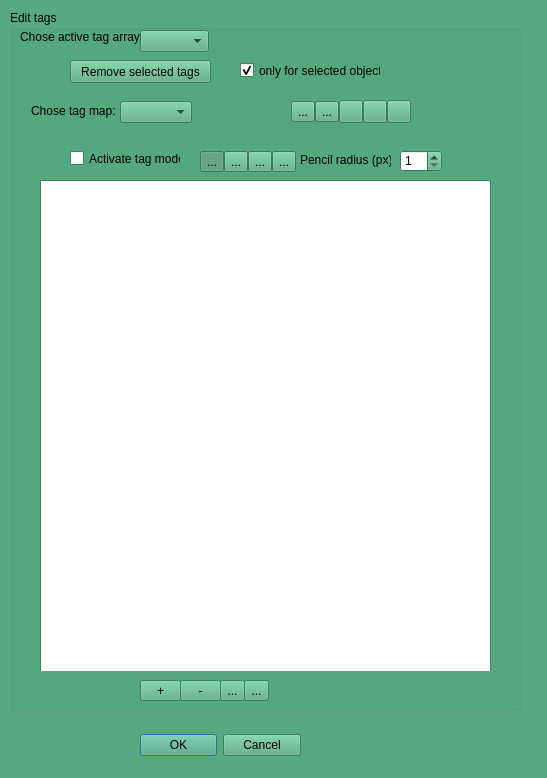
Qt form MorphoDig/Qt/mqEditTagsDialog.ui (morphomuseum/MorphoDig) before a commit.
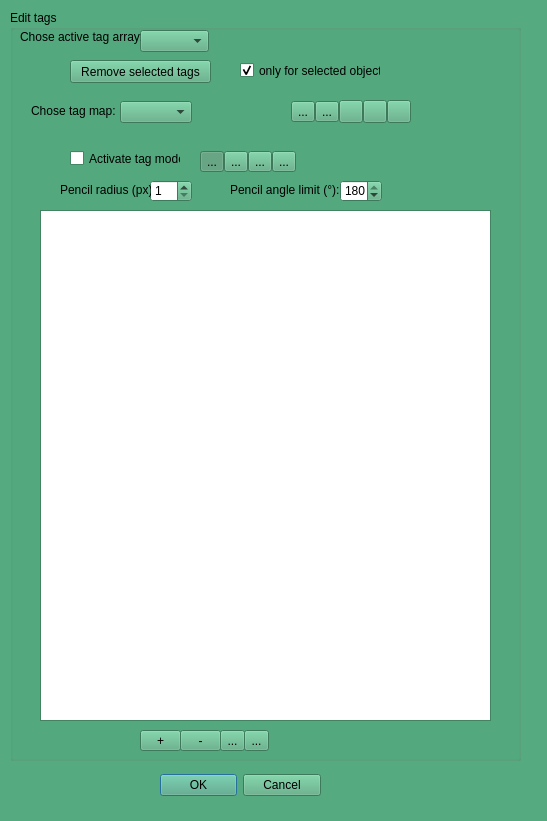
The same form after that commit. Icons and pictures are not drawn.

```diff
--- a/MorphoDig/Qt/mqEditTagsDialog.ui
+++ b/MorphoDig/Qt/mqEditTagsDialog.ui
@@ -7,7 +7,7 @@
     <x>0</x>
     <y>0</y>
     <width>547</width>
-    <height>778</height>
+    <height>821</height>
    </rect>
   </property>
   <property name="palette">
@@ -431,8 +431,8 @@
   <widget class="QWidget" name="layoutWidget">
    <property name="geometry">
     <rect>
-     <x>140</x>
-     <y>730</y>
+     <x>160</x>
+     <y>770</y>
      <width>161</width>
      <height>31</height>
     </rect>
@@ -456,7 +456,7 @@
      <x>10</x>
      <y>10</y>
      <width>511</width>
-     <height>701</height>
+     <height>751</height>
     </rect>
    </property>
    <property name="title">
@@ -531,9 +531,9 @@
     <property name="geometry">
      <rect>
       <x>30</x>
-      <y>170</y>
+      <y>200</y>
       <width>451</width>
-      <height>491</height>
+      <height>511</height>
      </rect>
     </property>
     <property name="frameShape">
@@ -551,7 +551,7 @@
        <x>0</x>
        <y>0</y>
        <width>451</width>
-       <height>491</height>
+       <height>511</height>
       </rect>
      </property>
      <layout class="QVBoxLayout" name="ScrollAreaLayout" stretch="0">
@@ -701,7 +701,7 @@
     <property name="geometry">
      <rect>
       <x>130</x>
-      <y>670</y>
+      <y>720</y>
       <width>41</width>
       <height>21</height>
      </rect>
@@ -717,7 +717,7 @@
     <property name="geometry">
      <rect>
       <x>170</x>
-      <y>670</y>
+      <y>720</y>
       <width>41</width>
       <height>21</height>
      </rect>
@@ -813,21 +813,21 @@
    <widget class="QLabel" name="label">
     <property name="geometry">
      <rect>
-      <x>290</x>
-      <y>140</y>
-      <width>91</width>
+      <x>220</x>
+      <y>170</y>
+      <width>111</width>
       <height>20</height>
      </rect>
     </property>
     <property name="text">
-     <string>Pencil radius (px):</string>
+     <string>Pencil angle limit (°):</string>
     </property>
    </widget>
    <widget class="QSpinBox" name="pencilSearchSize">
     <property name="geometry">
      <rect>
-      <x>390</x>
-      <y>140</y>
+      <x>140</x>
+      <y>170</y>
       <width>42</width>
       <height>22</height>
      </rect>
@@ -843,7 +843,7 @@
     <property name="geometry">
      <rect>
       <x>210</x>
-      <y>670</y>
+      <y>720</y>
       <width>25</width>
       <height>21</height>
      </rect>
@@ -863,7 +863,7 @@
     <property name="geometry">
      <rect>
       <x>234</x>
-      <y>670</y>
+      <y>720</y>
       <width>25</width>
       <height>21</height>
      </rect>
@@ -879,6 +879,38 @@
       <normaloff>:/Icons/merge.png</normaloff>:/Icons/merge.png</iconset>
     </property>
    </widget>
+   <widget class="QSpinBox" name="pencilLimitAngle">
+    <property name="geometry">
+     <rect>
+      <x>330</x>
+      <y>170</y>
+      <width>42</width>
+      <height>22</height>
+     </rect>
+    </property>
+    <property name="minimum">
+     <number>1</number>
+    </property>
+    <property name="maximum">
+     <number>180</number>
+    </property>
+    <property name="value">
+     <number>180</number>
+    </property>
+   </widget>
+   <widget class="QLabel" name="label_2">
+    <property name="geometry">
+     <rect>
+      <x>50</x>
+      <y>170</y>
+      <width>91</width>
+      <height>20</height>
+     </rect>
+    </property>
+    <property name="text">
+     <string>Pencil radius (px):</string>
+    </property>
+   </widget>
   </widget>
   <action name="actionExportColorMaps">
    <property name="icon">
```
